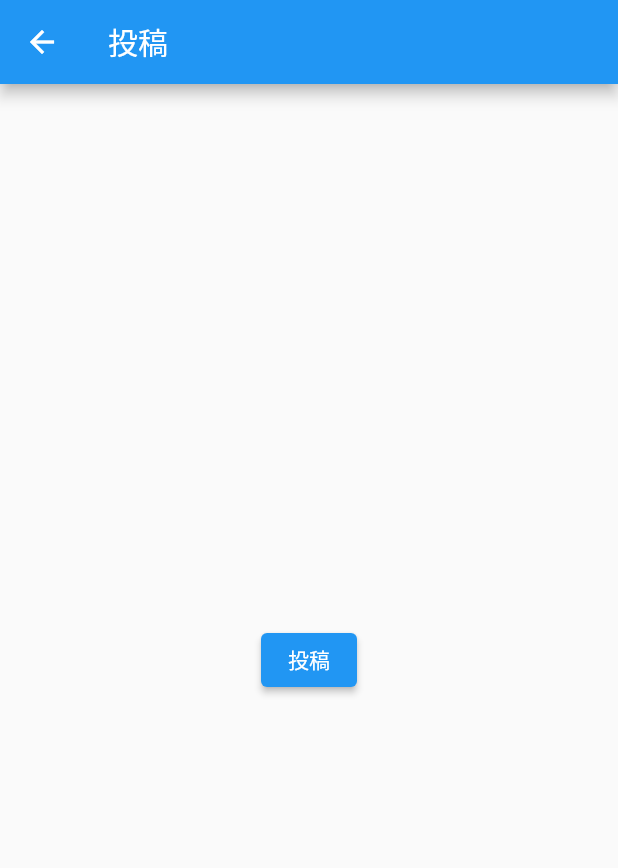
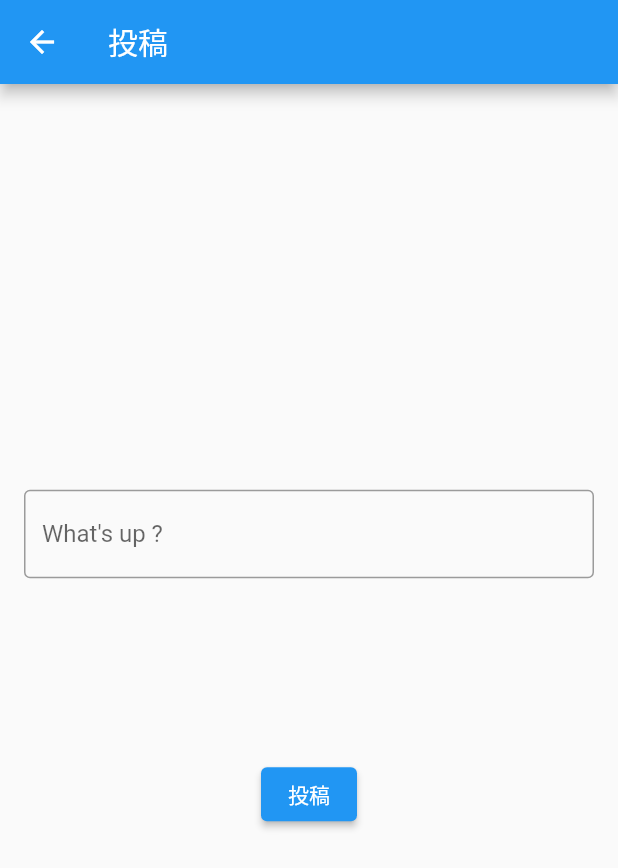
Before and after one commit to ShinoharaTa/nostr_pubcha_client, a Flutter app: the PostScreen screen opened directly, on a phone screen of 412 x 824 dp. Shown: the top 868 px of the screen. Run offline on Flutter 3.47's test engine with Material 2 defaults, Android fonts, the phone set to English and light mode, and no system bars; our stand-ins replace shared_preferences, synchronized; missing offline and left inert: mutex, nostr_core_dart; accounts and stored records are empty; network calls fail.

```diff
--- a/lib/chat.dart
+++ b/lib/chat.dart
@@ -10,10 +10,10 @@ class ChatScreen extends StatefulWidget {
   const ChatScreen({super.key});
 
   @override
-  ViewState createState() => ViewState();
+  _ChatScreenState createState() => _ChatScreenState();
 }
 
-class ViewState extends State<ChatScreen> {
+class _ChatScreenState extends State<ChatScreen> {
   final _streamController = StreamController<List<PostListItem>>();
 
   void recentChannelMessagesCallback(
--- a/lib/main.dart
+++ b/lib/main.dart
@@ -1,11 +1,8 @@
 import 'package:flutter/material.dart';
-import 'nostr/connect.dart';
 import 'login.dart';
 
 void main() {
   // LocaleSettings.useDeviceLocale();
-  final List<String> relays = ['wss://r.kojira.io/'];
-  Connect.sharedInstance.connectRelays(relays);
   runApp(MyApp());
 }
 
--- a/lib/post.dart
+++ b/lib/post.dart
@@ -1,23 +1,52 @@
 import 'package:flutter/material.dart';
+import 'package:nostr_core_dart/nostr.dart';
+import 'package:nostr_pubcha_client/const/const.dart';
+import 'package:nostr_pubcha_client/nostr/connect.dart';
+import 'package:nostr_pubcha_client/nostr/store.dart';
 import 'chat.dart';
 
 class PostScreen extends StatelessWidget {
+  final TextEditingController _controller = TextEditingController();
+
   @override
   Widget build(BuildContext context) {
     return Scaffold(
       appBar: AppBar(
         title: Text('投稿'),
       ),
-      body: Center(
-        child: ElevatedButton(
-          child: Text('投稿'),
-          onPressed: () {
-            // 投稿処理をここに書きます
-            // ...
-            Navigator.pop(context);
-          },
+      body: Padding(
+        padding: EdgeInsets.all(16.0),
+        child: Column(
+          mainAxisAlignment: MainAxisAlignment.center,
+          children: <Widget>[
+            TextField(
+              controller: _controller,
+              maxLines: null, // 改行可能にする
+              keyboardType: TextInputType.multiline,
+              decoration: InputDecoration(
+                hintText: 'What\'s up ?',
+                border: OutlineInputBorder(),
+              ),
+            ),
+            SizedBox(height: 120),
+            ElevatedButton(
+              child: Text('投稿'),
+              onPressed: () {
+                // 共通関数にテキストエリアの内容を渡す
+                post(_controller.text);
+                Navigator.pop(context);
+              },
+            ),
+          ],
         ),
       ),
     );
   }
+
+  void post(String text) {
+    // Event.from(kind: 1, content: text, tags: [], privkey: PublicCore.privateKey??"");
+    Event channelMessage = Nip28.sendChannelMessage(
+        AppConfig.channelId, text, null, null, PublicCore.privateKey ?? "");
+    Connect.sharedInstance.sendEvent(channelMessage);
+  }
 }
```
Also changed, not shown: lib/login.dart (+44 -27 lines), lib/nostr/profile.dart (+14 -16 lines).
